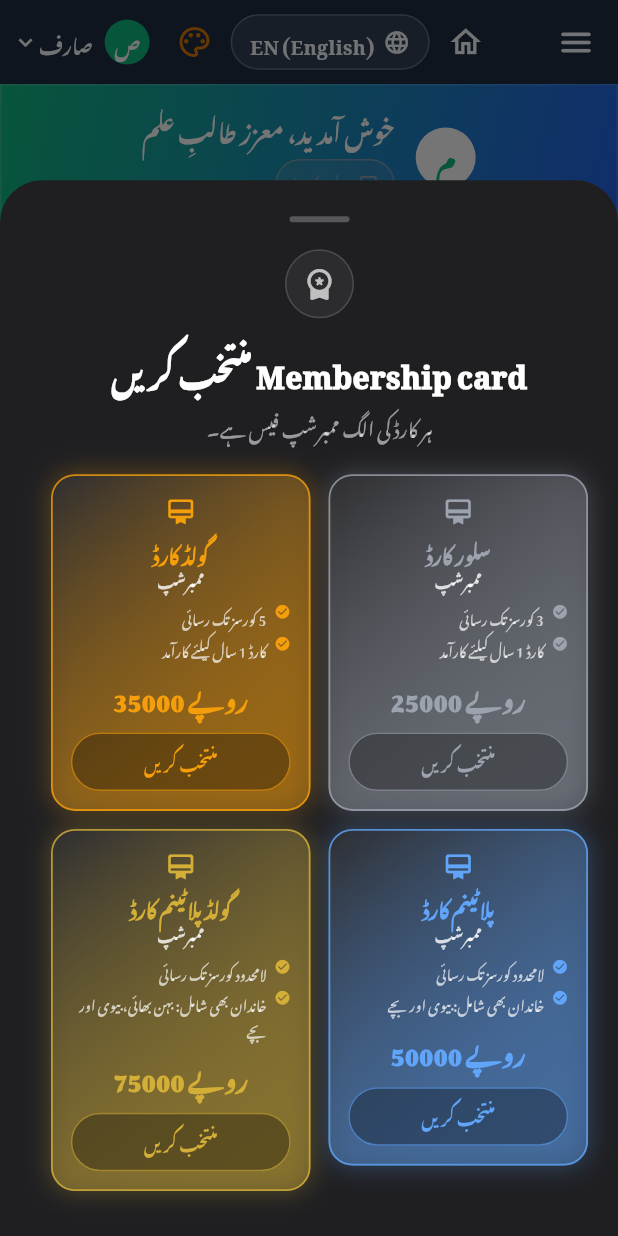
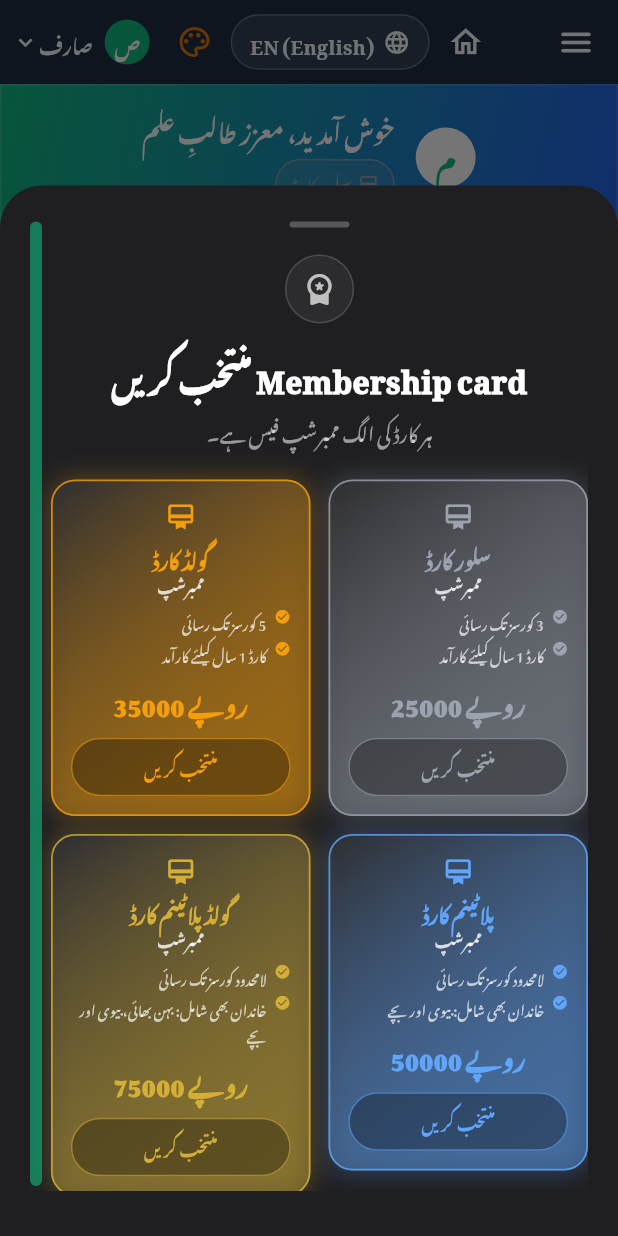
Before and after one commit to amatloob390-hub/xacadmey, a Flutter app: the screen it shows once a user with an empty profile is signed in, after a tap on "کارڈ لیں", on a phone screen of 412 x 824 dp. Run offline on Flutter 3.47's test engine with Material 3 defaults, Android fonts, the phone set to English and light mode, and no system bars; our stand-ins replace csv, file_picker, image_picker, share_plus, shared_preferences, supabase_flutter and 1 more; missing offline and left inert: dart:js_interop; accounts and stored records are empty; network calls fail.

Commit message:
Fix card picker not scrolling at all (root cause: unbounded height)
Confirmed via testing that mouse-wheel scrolling moved nothing, not
just the scrollbar thumb — the sheet had no explicit max height, so
it grew to exactly fit its content (maxScrollExtent stayed 0) and the
overflow just got cut off by the screen edge instead of being
scrollable. Bounded the sheet to 85% of screen height so there is
now an actual scrollable range.

Co-Authored-By: Claude Sonnet 5 <noreply@anthropic.com>

```diff
--- a/lib/widgets/membership_card_picker.dart
+++ b/lib/widgets/membership_card_picker.dart
@@ -36,6 +36,13 @@ void showMembershipCardPicker(BuildContext context, {required bool isLoggedIn})
     builder: (ctx) {
       return Directionality(
         textDirection: AppLang.ur ? TextDirection.rtl : TextDirection.ltr,
+        child: ConstrainedBox(
+        // بغیر کسی واضح زیادہ سے زیادہ اونچائی کے، showModalBottomSheet کا
+        // builder اتنا ہی اونچا ہو جاتا ہے جتنا مواد — یعنی SingleChildScrollView
+        // کبھی حقیقتاً overflow نہیں کرتا (maxScrollExtent = 0)، اور نیچے کا
+        // مواد صرف اسکرین سے باہر کٹ جاتا ہے، scroll کرنے کیلئے کچھ نہیں بچتا۔
+        // یہی وجہ تھی کہ scrollbar/mouse-wheel کچھ بھی کام نہیں کر رہا تھا۔
+        constraints: BoxConstraints(maxHeight: MediaQuery.of(ctx).size.height * 0.85),
         child: Container(
         padding: const EdgeInsets.fromLTRB(20, 24, 20, 30),
         decoration: const BoxDecoration(
@@ -229,6 +236,7 @@ void showMembershipCardPicker(BuildContext context, {required bool isLoggedIn})
           ),
         ),
         ),
+        ),
       );
     },
   );
```
Also changed, not shown: 2 other files.
